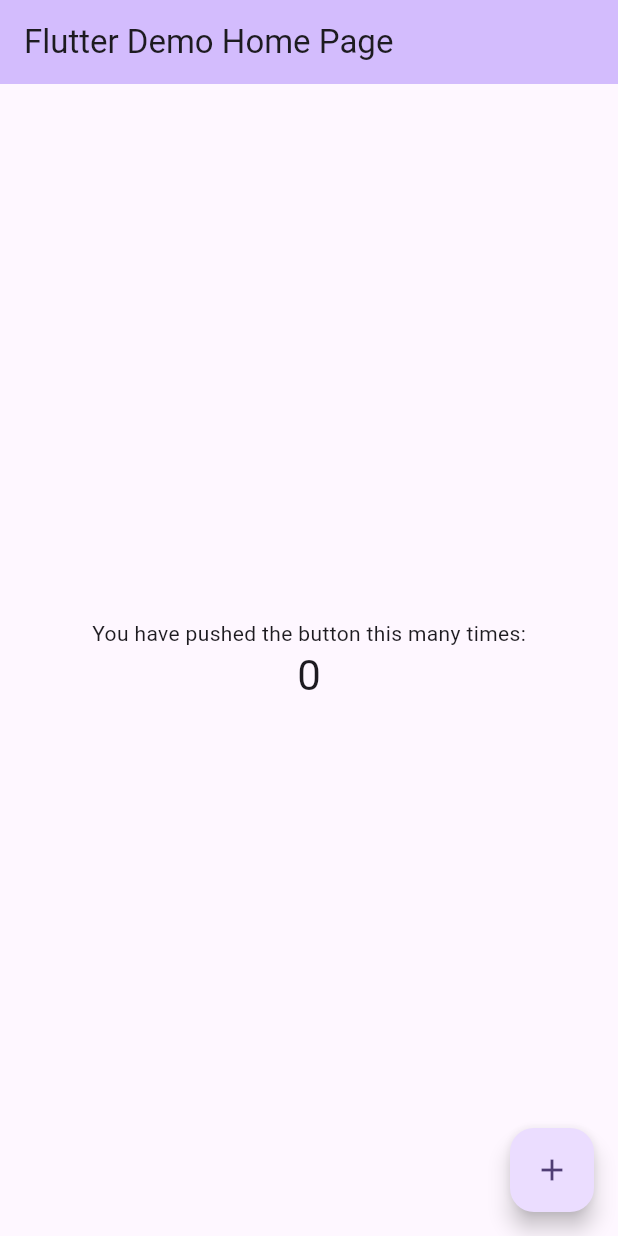
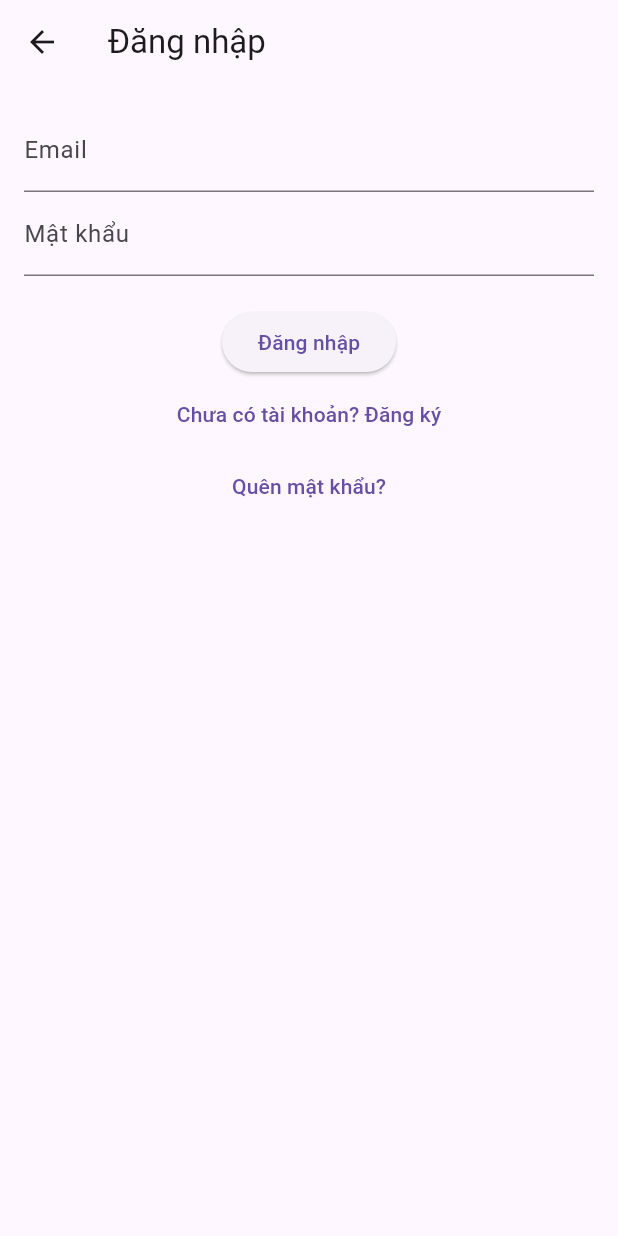
Before and after one commit to NguyenChinh23/TuTor_App, a Flutter app: the screen it shows after launch, on a phone screen of 412 x 824 dp. Run offline on Flutter 3.47's test engine with Material 3 defaults, Android fonts, the phone set to English and light mode, and no system bars; our stand-ins replace cloud_firestore, firebase_auth, firebase_core; accounts and stored records are empty; generated files the repository leaves out were written again.

Commit message:
login and register

```diff
--- /dev/null
+++ b/lib/config/app_router.dart
@@ -0,0 +1,31 @@
+import 'package:flutter/material.dart';
+import 'package:tutor_app/presentation/ screens/auth/login_page.dart';
+import 'package:tutor_app/presentation/ screens/auth/register_page.dart';
+import 'package:tutor_app/presentation/ screens/auth/reset_password_screen.dart';
+import 'package:tutor_app/presentation/ screens/home/home_screen.dart';
+
+class AppRouter {
+  static const String login = '/login';
+  static const String signup = '/signup';
+  static const String resetPassword = '/reset-password';
+  static const String home = '/home';
+
+  static Route<dynamic> generateRoute(RouteSettings settings) {
+    switch (settings.name) {
+      case login:
+        return MaterialPageRoute(builder: (_) => LoginScreen());
+      case signup:
+        return MaterialPageRoute(builder: (_) => SignupScreen());
+      case resetPassword:
+        return MaterialPageRoute(builder: (_) => ResetPasswordScreen());
+      case home:
+        return MaterialPageRoute(builder: (_) => const HomeScreen());
+      default:
+        return MaterialPageRoute(
+          builder: (_) => const Scaffold(
+            body: Center(child: Text("Route không tồn tại")),
+          ),
+        );
+    }
+  }
+}
--- /dev/null
+++ b/lib/data/models/user_model.dart
@@ -0,0 +1,27 @@
+class UserModel {
+  final String uid;
+  final String email;
+  final String role;
+
+  UserModel({
+    required this.uid,
+    required this.email,
+    required this.role,
+  });
+
+  Map<String, dynamic> toMap() {
+    return {
+      'uid': uid,
+      'email': email,
+      'role': role,
+    };
+  }
+
+  factory UserModel.fromMap(Map<String, dynamic> map) {
+    return UserModel(
+      uid: map['uid'] ?? '',
+      email: map['email'] ?? '',
+      role: map['role'] ?? 'student',
+    );
+  }
+}
--- /dev/null
+++ b/lib/data/repositories/auth_repository.dart
@@ -0,0 +1,36 @@
+import 'package:cloud_firestore/cloud_firestore.dart';
+import 'package:firebase_auth/firebase_auth.dart';
+import 'package:tutor_app/data/models/user_model.dart';
+import 'package:tutor_app/data/services/auth_service.dart';
+
+class AuthRepository {
+  final AuthService _authService = AuthService();
+  final FirebaseFirestore _firestore = FirebaseFirestore.instance;
+
+  Future<UserModel?> register(String email, String password, {String role = "student"}) async {
+    User? user = await _authService.signUp(email, password);
+    if (user != null) {
+      UserModel newUser = UserModel(uid: user.uid, email: email, role: role);
+      await _firestore.collection("users").doc(user.uid).set(newUser.toMap());
+      return newUser;
+    }
+    return null;
+  }
+
+  Future<UserModel?> login(String email, String password) async {
+    User? user = await _authService.signIn(email, password);
+    if (user != null) {
+      DocumentSnapshot doc = await _firestore.collection("users").doc(user.uid).get();
+      if (doc.exists) {
+        return UserModel.fromMap(doc.data() as Map<String, dynamic>);
+      }
+    }
+    return null;
+  }
+
+  Future<void> resetPassword(String email) => _authService.resetPassword(email);
+
+  Future<void> logout() => _authService.signOut();
+
+  Stream<User?> get userStream => _authService.userChanges;
+}
--- a/lib/main.dart
+++ b/lib/main.dart
@@ -1,122 +1,35 @@
 import 'package:flutter/material.dart';
+import 'package:firebase_core/firebase_core.dart';
+import 'package:provider/provider.dart';
+import 'firebase_options.dart';
+import 'presentation/provider/auth_provider.dart';
+import 'config/app_router.dart';
 
-void main() {
+void main() async {
+  WidgetsFlutterBinding.ensureInitialized();
+  await Firebase.initializeApp(
+    options: DefaultFirebaseOptions.currentPlatform,
+  );
   runApp(const MyApp());
 }
 
 class MyApp extends StatelessWidget {
   const MyApp({super.key});
 
-  // This widget is the root of your application.
   @override
   Widget build(BuildContext context) {
-    return MaterialApp(
-      title: 'Flutter Demo',
-      theme: ThemeData(
-        // This is the theme of your application.
-        //
-        // TRY THIS: Try running your application with "flutter run". You'll see
-        // the application has a purple toolbar. Then, without quitting the app,
-        // try changing the seedColor in the colorScheme below to Colors.green
-        // and then invoke "hot reload" (save your changes or press the "hot
-        // reload" button in a Flutter-supported IDE, or press "r" if you used
-        // the command line to start the app).
-        //
-        // Notice that the counter didn't reset back to zero; the application
-        // state is not lost during the reload. To reset the state, use hot
-        // restart instead.
-        //
-        // This works for code too, not just values: Most code changes can be
-        // tested with just a hot reload.
-        colorScheme: ColorScheme.fromSeed(seedColor: Colors.deepPurple),
+    return MultiProvider(
+      providers: [
+        ChangeNotifierProvider(create: (_) => AuthProvider()),
+      ],
+      child: MaterialApp(
+        title: 'Tutor Finder App',
+        theme: ThemeData(
+          primarySwatch: Colors.indigo,
+        ),
+        initialRoute: AppRouter.login,
+        onGenerateRoute: AppRouter.generateRoute,
       ),
-      home: const MyHomePage(title: 'Flutter Demo Home Page'),
     );
   }
 }
-
-class MyHomePage extends StatefulWidget {
-  const MyHomePage({super.key, required this.title});
-
-  // This widget is the home page of your application. It is stateful, meaning
-  // that it has a State object (defined below) that contains fields that affect
-  // how it looks.
-
-  // This class is the configuration for the state. It holds the values (in this
-  // case the title) provided by the parent (in this case the App widget) and
-  // used by the build method of the State. Fields in a Widget subclass are
-  // always marked "final".
-
-  final String title;
-
-  @override
-  State<MyHomePage> createState() => _MyHomePageState();
-}
-
-class _MyHomePageState extends State<MyHomePage> {
-  int _counter = 0;
-
-  void _incrementCounter() {
-    setState(() {
-      // This call to setState tells the Flutter framework that something has
-      // changed in this State, which causes it to rerun the build method below
-      // so that the display can reflect the updated values. If we changed
-      // _counter without calling setState(), then the build method would not be
-      // called again, and so nothing would appear to happen.
-      _counter++;
-    });
-  }
-
-  @override
-  Widget build(BuildContext context) {
-    // This method is rerun every time setState is called, for instance as done
-    // by the _incrementCounter method above.
-    //
-    // The Flutter framework has been optimized to make rerunning build methods
-    // fast, so that you can just rebuild anything that needs updating rather
-    // than having to individually change instances of widgets.
-    return Scaffold(
-      appBar: AppBar(
-        // TRY THIS: Try changing the color here to a specific color (to
-        // Colors.amber, perhaps?) and trigger a hot reload to see the AppBar
-        // change color while the other colors stay the same.
-        backgroundColor: Theme.of(context).colorScheme.inversePrimary,
-        // Here we take the value from the MyHomePage object that was created by
-        // the App.build method, and use it to set our appbar title.
-        title: Text(widget.title),
-      ),
-      body: Center(
-        // Center is a layout widget. It takes a single child and positions it
-        // in the middle of the parent.
-        child: Column(
-          // Column is also a layout widget. It takes a list of children and
-          // arranges them vertically. By default, it sizes itself to fit its
-          // children horizontally, and tries to be as tall as its parent.
-          //
-          // Column has various properties to control how it sizes itself and
-          // how it positions its children. Here we use mainAxisAlignment to
-          // center the children vertically; the main axis here is the vertical
-          // axis because Columns are vertical (the cross axis would be
-          // horizontal).
-          //
-          // TRY THIS: Invoke "debug painting" (choose the "Toggle Debug Paint"
-          // action in the IDE, or press "p" in the console), to see the
-          // wireframe for each widget.
-          mainAxisAlignment: MainAxisAlignment.center,
-          children: <Widget>[
-            const Text('You have pushed the button this many times:'),
-            Text(
-              '$_counter',
-              style: Theme.of(context).textTheme.headlineMedium,
-            ),
-          ],
-        ),
-      ),
-      floatingActionButton: FloatingActionButton(
-        onPressed: _incrementCounter,
-        tooltip: 'Increment',
-        child: const Icon(Icons.add),
-      ), // This trailing comma makes auto-formatting nicer for build methods.
-    );
-  }
-}
--- /dev/null
+++ b/lib/presentation/ screens/auth/login_page.dart
@@ -0,0 +1,52 @@
+import 'package:flutter/material.dart';
+import 'package:provider/provider.dart';
+import 'package:tutor_app/presentation/provider/auth_provider.dart';
+import 'register_page.dart';
+import 'reset_password_screen.dart';
+
+class LoginScreen extends StatelessWidget {
+  final TextEditingController emailController = TextEditingController();
+  final TextEditingController passwordController = TextEditingController();
+
+  LoginScreen({super.key});
+
+  @override
+  Widget build(BuildContext context) {
+    final authProvider = Provider.of<AuthProvider>(context);
+
+    return Scaffold(
+      appBar: AppBar(title: const Text("Đăng nhập")),
+      body: Padding(
+        padding: const EdgeInsets.all(16.0),
+        child: Column(
+          children: [
+            TextField(controller: emailController, decoration: const InputDecoration(labelText: "Email")),
+            TextField(controller: passwordController, decoration: const InputDecoration(labelText: "Mật khẩu"), obscureText: true),
+            const SizedBox(height: 20),
+            authProvider.isLoading
+                ? const CircularProgressIndicator()
+                : ElevatedButton(
+              onPressed: () async {
+                try {
+                  await authProvider.login(emailController.text, passwordController.text);
+                  ScaffoldMessenger.of(context).showSnackBar(const SnackBar(content: Text("Đăng nhập thành công!")));
+                } catch (e) {
+                  ScaffoldMessenger.of(context).showSnackBar(SnackBar(content: Text("Lỗi: $e")));
+                }
+              },
+              child: const Text("Đăng nhập"),
+            ),
+            TextButton(
+              onPressed: () => Navigator.push(context, MaterialPageRoute(builder: (_) => SignupScreen())),
+              child: const Text("Chưa có tài khoản? Đăng ký"),
+            ),
+            TextButton(
+              onPressed: () => Navigator.push(context, MaterialPageRoute(builder: (_) => ResetPasswordScreen())),
+              child: const Text("Quên mật khẩu?"),
+            ),
+          ],
+        ),
+      ),
+    );
+  }
+}
--- /dev/null
+++ b/lib/presentation/provider/auth_provider.dart
@@ -0,0 +1,52 @@
+import 'package:flutter/material.dart';
+import 'package:firebase_auth/firebase_auth.dart';
+import 'package:tutor_app/data/repositories/auth_repository.dart';
+import 'package:tutor_app/data/models/user_model.dart';
+
+class AuthProvider extends ChangeNotifier {
+  final AuthRepository _repository = AuthRepository();
+
+  UserModel? _user;
+  UserModel? get user => _user;
+
+  bool _isLoading = false;
+  bool get isLoading => _isLoading;
+
+  Future<void> login(String email, String password) async {
+    _setLoading(true);
+    try {
+      _user = await _repository.login(email, password);
+    } finally {
+      _setLoading(false);
+    }
+  }
+
+  Future<void> register(String email, String password, {String role = "student"}) async {
+    _setLoading(true);
+    try {
+      _user = await _repository.register(email, password, role: role);
+    } finally {
+      _setLoading(false);
+    }
+  }
+
+  Future<void> resetPassword(String email) async {
+    _setLoading(true);
+    try {
+      await _repository.resetPassword(email);
+    } finally {
+      _setLoading(false);
+    }
+  }
+
+  Future<void> logout() async {
+    await _repository.logout();
+    _user = null;
+    notifyListeners();
+  }
+
+  void _setLoading(bool value) {
+    _isLoading = value;
+    notifyListeners();
+  }
+}
--- a/pubspec.yaml
+++ b/pubspec.yaml
@@ -34,6 +34,11 @@ dependencies:
   # The following adds the Cupertino Icons font to your application.
   # Use with the CupertinoIcons class for iOS style icons.
   cupertino_icons: ^1.0.8
+  firebase_core: ^4.1.1
+  firebase_auth: ^6.1.0
+  get: ^4.7.2
+  cloud_firestore: ^6.0.2
+  provider: ^6.1.5+1
 
 dev_dependencies:
   flutter_test:
```
Also changed, not shown: lib/data/services/auth_service.dart (added, +48 -0 lines), lib/presentation/ screens/auth/register_page.dart (added, +126 -0 lines), lib/presentation/ screens/auth/reset_password_screen.dart (added, +41 -0 lines), lib/presentation/ screens/home/home_screen.dart (added, +35 -0 lines), lib/presentation/ screens/student/student_home.dart (added, +15 -0 lines), lib/presentation/ screens/tutor/tutor_home.dart (added, +15 -0 lines), lib/presentation/ screens/common_widgets/custom_button.dart (added), lib/utils/app_colors.dart (added), lib/utils/validators.dart (added), pubspec.lock, 7 other files.
